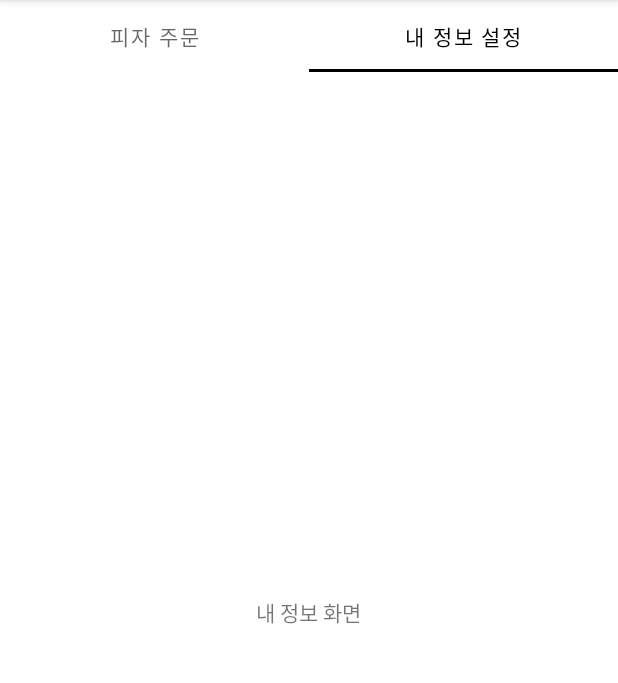
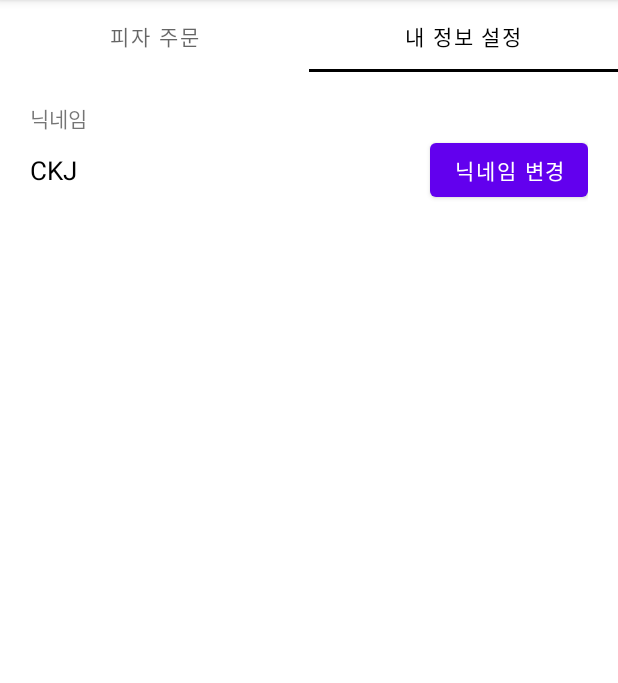
Before and after one commit to nepp-plus/OrderApp_20220306, an Android app: the screen it shows after launch (MainActivity), tab 2 chosen, on a phone screen of 412 x 824 dp, the part 84-767 px from its top. Run offline under Robolectric (Android 15) with nearby library versions, the phone set to English and light mode, and no system bars; libraries missing offline, so code that uses them is left out: com.willy.ratingbar; pictures from the network do not load; 2 statements that could not run were skipped.

Commit message:
내 정보 설정 화면 UI 구성

```diff
--- a/app/src/main/res/layout/fragment_my_profile.xml
+++ b/app/src/main/res/layout/fragment_my_profile.xml
@@ -3,11 +3,38 @@
     android:layout_width="match_parent"
     android:layout_height="match_parent"
     android:orientation="vertical"
-    android:gravity="center">
+    android:padding="20dp">
 
     <TextView
         android:layout_width="wrap_content"
         android:layout_height="wrap_content"
-        android:text="내 정보 화면" />
+        android:text="닉네임" />
+
+    <LinearLayout
+        android:layout_width="match_parent"
+        android:layout_height="wrap_content"
+        android:gravity="center_vertical"
+        android:orientation="horizontal">
+
+        <TextView
+            android:id="@+id/txtNickname"
+            android:layout_width="wrap_content"
+            android:layout_height="wrap_content"
+            android:text="CKJ"
+            android:textSize="17sp"
+            android:textColor="@color/black"/>
+
+        <TextView
+            android:layout_width="0dp"
+            android:layout_height="wrap_content"
+            android:layout_weight="1" />
+
+        <Button
+            android:id="@+id/btnEditNickname"
+            android:layout_width="wrap_content"
+            android:layout_height="wrap_content"
+            android:text="닉네임 변경" />
+
+    </LinearLayout>
 
 </LinearLayout>
```
